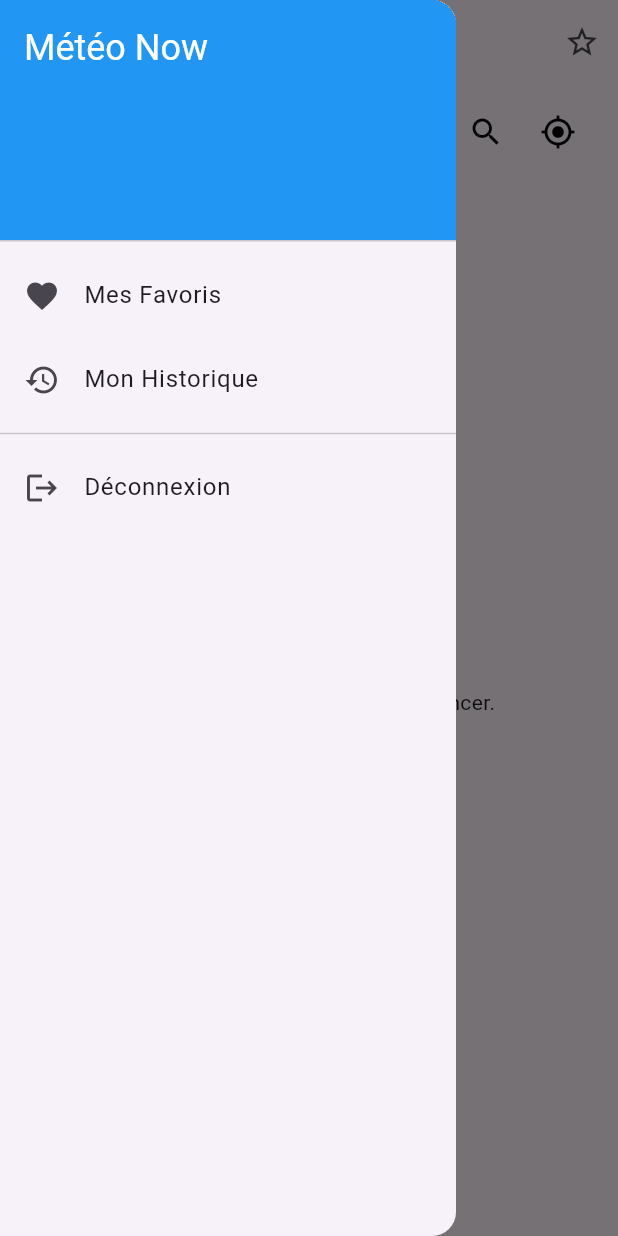
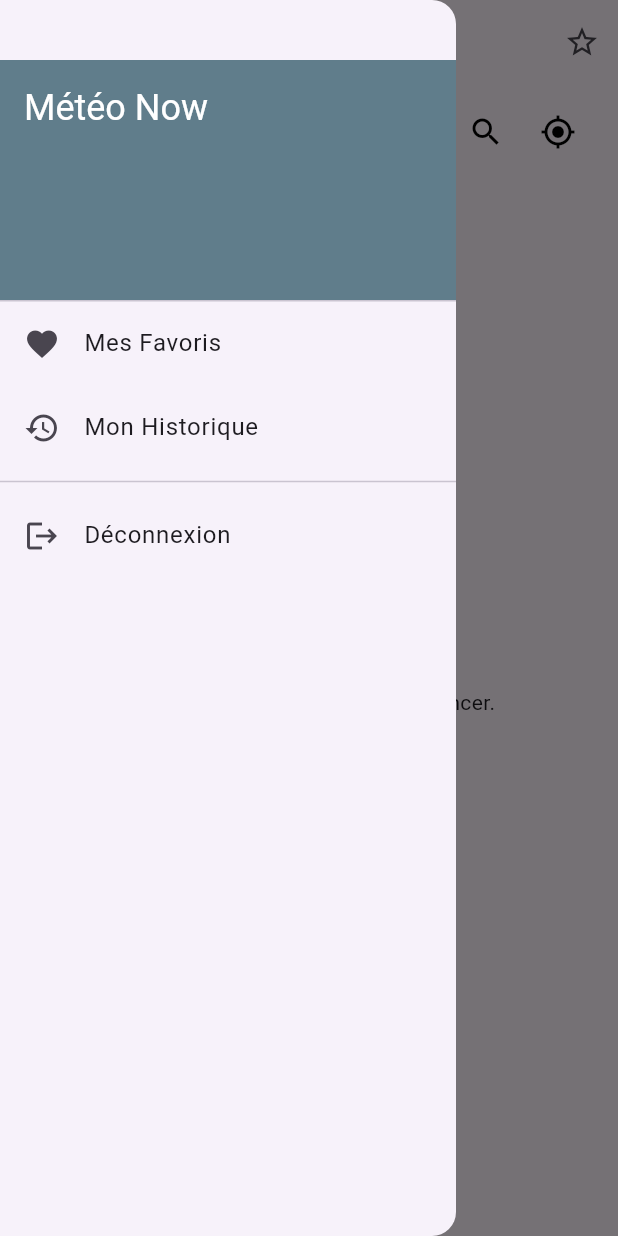
Before and after one commit to aazdagabde/flutter_Weather_app, a Flutter app: the HomeScreen screen opened directly, with the side drawer open, on a phone screen of 412 x 824 dp. Run offline on Flutter 3.47's test engine with Material 3 defaults, Android fonts, the phone set to English and light mode, and no system bars; our stand-ins replace geocoding, geolocator, shared_preferences; accounts and stored records are empty; network calls fail.

Commit message:
fix small bug

```diff
--- a/lib/features/weather/screens/home_screen.dart
+++ b/lib/features/weather/screens/home_screen.dart
@@ -133,7 +133,8 @@ class _HomeScreenState extends State<HomeScreen> {
           padding: EdgeInsets.zero,
           children: [
             DrawerHeader(
-              decoration: const BoxDecoration(color: Colors.blue),
+              margin: EdgeInsets.only(top: 40),
+              decoration: const BoxDecoration(color: Colors.blueGrey),
               child: Text(
                 'Météo Now',
                 style: Theme.of(context)
```
